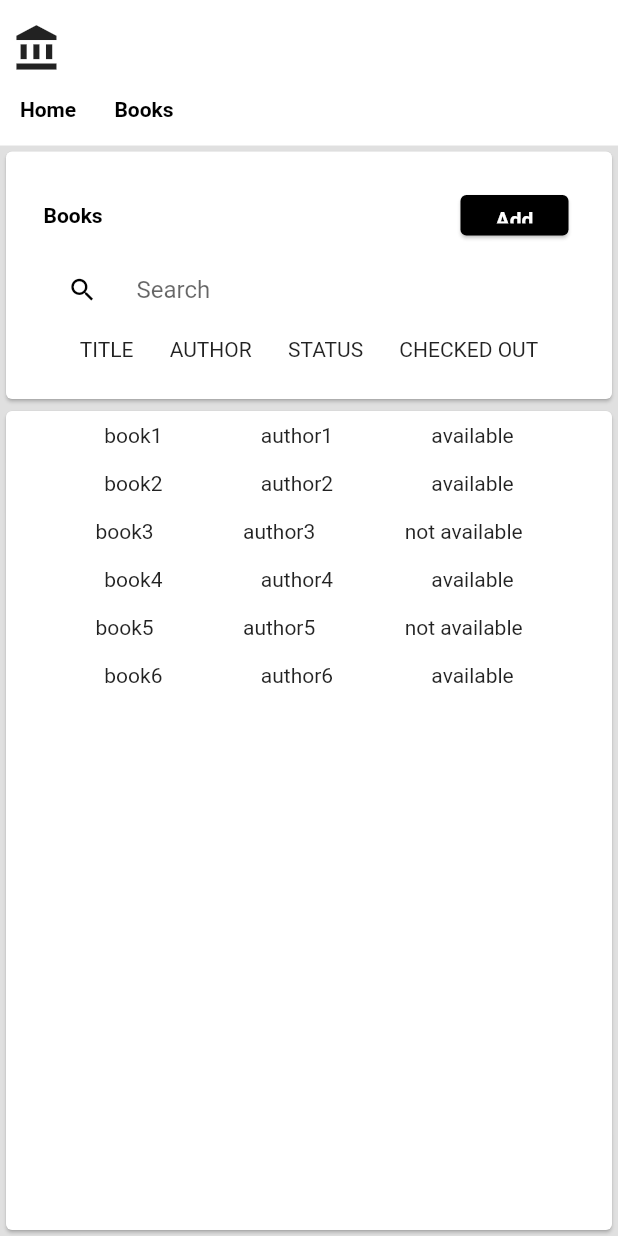
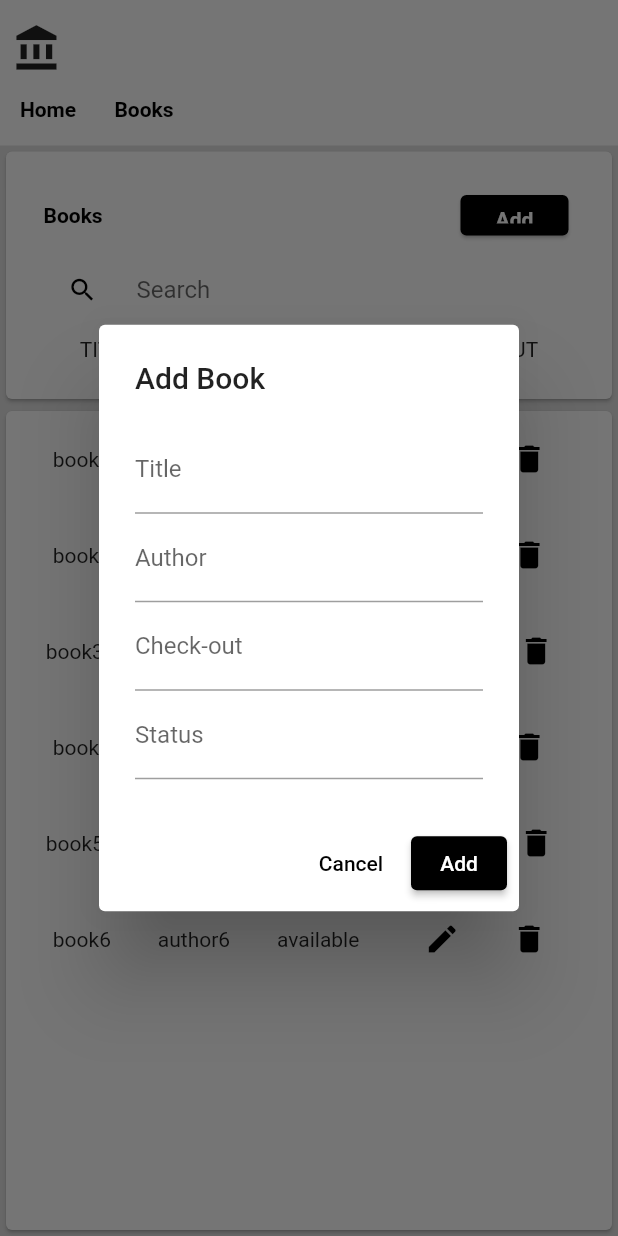
Before and after one commit to Game-devAnand/flutter-crud, a Flutter app: the screen it shows after launch, after a tap on "Add", on a phone screen of 412 x 824 dp. Run offline on Flutter 3.47's test engine with Material 2 defaults, Android fonts, the phone set to English and light mode, and no system bars; our stand-ins replace firebase_core; accounts and stored records are empty; generated files the repository leaves out were written again.

Commit message:
add and edit function body

```diff
--- /dev/null
+++ b/lib/add_and_edit_page.dart
@@ -0,0 +1,142 @@
+import 'package:flutter/material.dart';
+import 'dataTest.dart';
+import 'package:firebase_core/firebase_core.dart';
+import 'firebase_options.dart';
+
+class AddBook extends StatefulWidget {
+  @override
+  _AddBookState createState() => _AddBookState();
+}
+
+class _AddBookState extends State<AddBook> {
+  TextEditingController titleController = TextEditingController();
+  TextEditingController authorController = TextEditingController();
+  TextEditingController checkoutController = TextEditingController();
+  TextEditingController statusController = TextEditingController();
+
+  @override
+  Widget build(BuildContext context) {
+    return AlertDialog(
+      title: const Text('Add Book'),
+      content: SingleChildScrollView(
+        child: Column(
+          children: [
+            TextField(
+              controller: titleController,
+              decoration: const InputDecoration(labelText: 'Title'),
+            ),
+            TextField(
+              controller: authorController,
+              decoration: const InputDecoration(labelText: 'Author'),
+            ),
+            TextField(
+              controller: checkoutController,
+              decoration: const InputDecoration(labelText: 'Check-out'),
+            ),
+            TextField(
+              controller: statusController,
+              decoration: const InputDecoration(labelText: 'Status'),
+            ),
+          ],
+        ),
+      ),
+      actions: [
+        TextButton(
+          onPressed: () {
+            Navigator.of(context).pop();
+          },
+          child: const Text('Cancel',style: TextStyle(color: Colors.black),),
+        ),
+        ElevatedButton(
+          onPressed: () {
+            // Add your code here to handle the data input by the user
+            String title = titleController.text;
+            String author = authorController.text;
+            String checkout = checkoutController.text;
+            String status = statusController.text;
+
+            // For example, you can print the values
+            // print('Title: $title');
+            // print('Author: $author');
+            // print('Check-out: $checkout');
+            // print('Status: $status');
+
+            // Close the alert box
+            Navigator.of(context).pop();
+          },
+          style: ElevatedButton.styleFrom(
+            backgroundColor: Colors.black
+          ),
+          child: const Text('Add',style: TextStyle(color: Colors.white),),
+        ),
+      ],
+    );
+  }
+}
+
+
+
+//update book window
+class UpdateBookPage extends StatelessWidget {
+  String id = "";
+  UpdateBookPage({Key? key,required this.id}) : super(key: key);
+
+  TextEditingController titleController = TextEditingController();
+  TextEditingController authorController = TextEditingController();
+  TextEditingController checkoutController = TextEditingController();
+  TextEditingController statusController = TextEditingController();
+
+  @override
+  Widget build(BuildContext context) {
+    return AlertDialog(
+      title: const Text('Edit Book'),
+      content: SingleChildScrollView(
+        child: Column(
+          children: [
+            Text('id #$id'),
+            TextField(
+              controller: titleController,
+              decoration: const InputDecoration(labelText: 'Title'),
+            ),
+            TextField(
+              controller: authorController,
+              decoration: const InputDecoration(labelText: 'Author'),
+            ),
+            TextField(
+              controller: checkoutController,
+              decoration: const InputDecoration(labelText: 'Check-out'),
+            ),
+            TextField(
+              controller: statusController,
+              decoration: const InputDecoration(labelText: 'Status'),
+            ),
+          ],
+        ),
+      ),
+      actions: [
+        TextButton(
+          onPressed: () {
+            Navigator.of(context).pop();
+          },
+          child: const Text('Cancel',style: TextStyle(color: Colors.black),),
+        ),
+        ElevatedButton(
+          onPressed: () {
+            // Add your code here to handle the data input by the user
+            String title = titleController.text;
+            String author = authorController.text;
+            String checkout = checkoutController.text;
+            String status = statusController.text;
+
+            // Close the alert box
+            Navigator.of(context).pop();
+          },
+          style: ElevatedButton.styleFrom(
+              backgroundColor: Colors.black
+          ),
+          child: const Text('Save',style: TextStyle(color: Colors.white),),
+        ),
+      ],
+    );
+  }
+}
--- a/lib/dataTest.dart
+++ b/lib/dataTest.dart
@@ -2,9 +2,22 @@ class DataTestModel {
   String title = "";
   String author = "";
   String status = "";
-  late String check_out;
+  String check_out = "dd/mm/yy";
 
   DataTestModel(this.title,this.author,this.status);
+
+  DataTestModel.fromJson(Map<String , dynamic> json)
+    :title = json['title'],
+    author = json['author'],
+    check_out = json['check_out'],
+    status = json['status'];
+
+  Map<String,dynamic> toJson()=>{
+    'title' : title,
+    'author' : author,
+    'status' : status,
+    'check_out' : check_out,
+  };
 
 }
 
--- a/lib/main.dart
+++ b/lib/main.dart
@@ -2,6 +2,7 @@ import 'package:flutter/material.dart';
 import 'dataTest.dart';
 import 'package:firebase_core/firebase_core.dart';
 import 'firebase_options.dart';
+import 'add_and_edit_page.dart';
 
 Future<void> main() async {
   await Firebase.initializeApp(
@@ -48,7 +49,7 @@ class AppBarWeb extends StatelessWidget {
                 crossAxisAlignment: CrossAxisAlignment.start,
                 children: [
                   const Padding(
-                    padding: EdgeInsets.only(left: 8.0,top: 5.0),
+                    padding: EdgeInsets.only(left: 8.0, top: 5.0),
                     child: Icon(Icons.account_balance_sharp, size: 34),
                   ),
                   Row(
@@ -102,7 +103,7 @@ class _AppBodyHomeState extends State<AppBodyHome> {
                 children: [
                   Row(
                     mainAxisAlignment: MainAxisAlignment.spaceBetween,
-                    children:[
+                    children: [
                       const Text(
                         "Books",
                         style: TextStyle(
@@ -115,7 +116,14 @@ class _AppBodyHomeState extends State<AppBodyHome> {
                           color: Colors.black,
                           child: Center(
                             child: TextButton(
-                              onPressed:(){},
+                              onPressed: () {
+                                showDialog(
+                                  context: context,
+                                  builder: (BuildContext context) {
+                                    return AddBook();
+                                  },
+                                );
+                              },
                               child: const Text(
                                 "Add",
                                 style: TextStyle(
@@ -130,21 +138,25 @@ class _AppBodyHomeState extends State<AppBodyHome> {
                   ),
                   Padding(
                       padding: const EdgeInsets.all(8.0),
-                    child:Container(
+                      child: Container(
                         color: Colors.white38,
                         child: const TextField(
                           decoration: InputDecoration(
                             icon: Padding(
                               padding: EdgeInsets.only(left: 8.0),
-                            child: Icon(Icons.search, color: Colors.black,size: 20,),
+                              child: Icon(
+                                Icons.search,
+                                color: Colors.black,
+                                size: 20,
+                              ),
                             ),
                             hintText: 'Search',
-                          contentPadding: EdgeInsets.symmetric(horizontal: 10.0),
+                            contentPadding:
+                                EdgeInsets.symmetric(horizontal: 10.0),
                             border: InputBorder.none,
                           ),
                         ),
-                    )
-                  ),
+                      )),
                   Row(
                     mainAxisAlignment: MainAxisAlignment.spaceEvenly,
                     children: const [
@@ -160,7 +172,7 @@ class _AppBodyHomeState extends State<AppBodyHome> {
           ),
           SizedBox(
             height: MediaQuery.of(context).size.height - 270,
-            child: HomePageList(),
+            child: const HomePageList(),
           )
         ],
       ),
@@ -182,15 +194,38 @@ class _HomePageListState extends State<HomePageList> {
     return Card(
       child: ListView.builder(
           itemCount: demo.length,
-          itemBuilder: (context,index) {
+          itemBuilder: (context, index) {
             return Padding(
               padding: const EdgeInsets.symmetric(vertical: 8.0),
               child: Row(
                 mainAxisAlignment: MainAxisAlignment.spaceEvenly,
-                children:[
+                children: [
                   Text("${demo[index].title}"),
                   Text("${demo[index].author}"),
                   Text("${demo[index].status}"),
+                  Row(
+                    mainAxisAlignment: MainAxisAlignment.start,
+                    children: [
+                      IconButton(
+                        splashRadius: 15,
+                        onPressed: () {
+                          showDialog(
+                            context: context,
+                            builder: (BuildContext context) {
+                              return UpdateBookPage(id: "1234");
+                            },
+                          );
+                        },
+                        icon: const Icon(Icons.edit, color: Colors.black),
+                      ),
+                      const SizedBox.square(dimension: 10),
+                      IconButton(
+                        splashRadius: 15,
+                        onPressed: () {},
+                        icon: const Icon(Icons.delete, color: Colors.black),
+                      ),
+                    ],
+                  )
                 ],
               ),
             );
--- a/pubspec.yaml
+++ b/pubspec.yaml
@@ -36,6 +36,7 @@ dependencies:
   # Use with the CupertinoIcons class for iOS style icons.
   cupertino_icons: ^1.0.2
   firebase_core: ^2.15.0
+  get: ^4.6.5
 
 dev_dependencies:
   flutter_test:
```
Also changed, not shown: pubspec.lock. Lines whose indentation alone changed are shown as unchanged.
